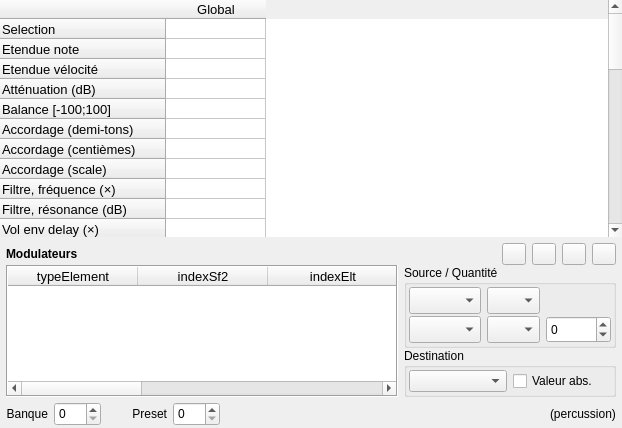
Old version of the form sources/editor/pageprst.ui in the repository davy7125/polyphone.
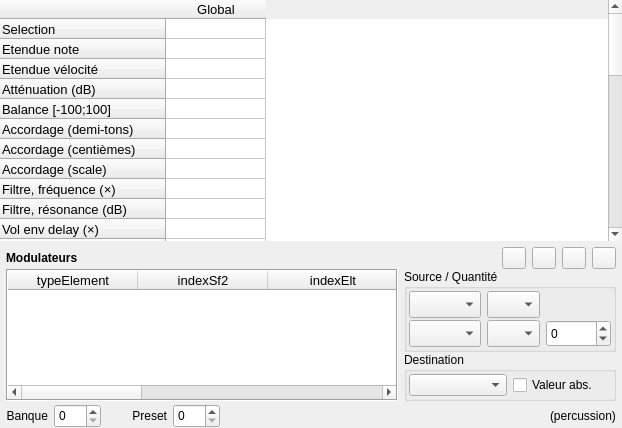
New version of the form. Icons and pictures are not drawn. Custom widgets are drawn as their Qt base class.

The edit to the form file:
```diff
--- a/sources/editor/pageprst.ui
+++ b/sources/editor/pageprst.ui
@@ -821,13 +821,13 @@
      <property name="minimumSize">
       <size>
        <width>0</width>
-       <height>28</height>
+       <height>24</height>
       </size>
      </property>
      <property name="maximumSize">
       <size>
        <width>16777215</width>
-       <height>28</height>
+       <height>24</height>
       </size>
      </property>
      <layout class="QHBoxLayout" name="horizontalLayout">
```
